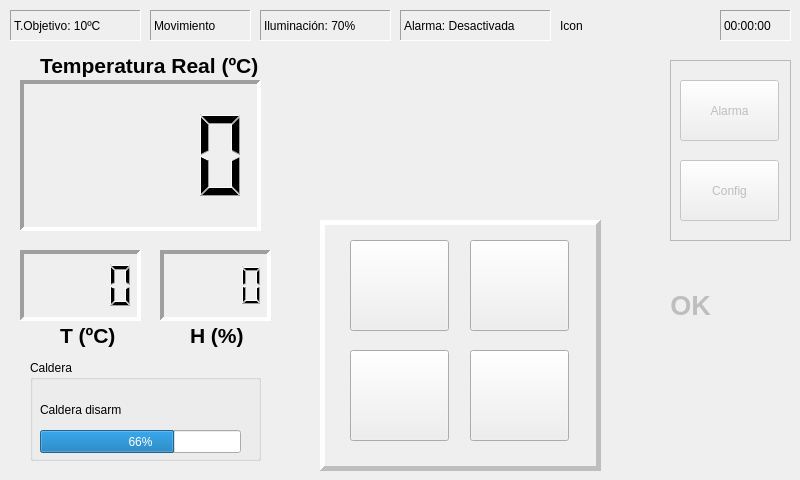
This is MainDialog.ui in maybar/DomoControl as Qt 5 draws it before an edit. The edited form follows.
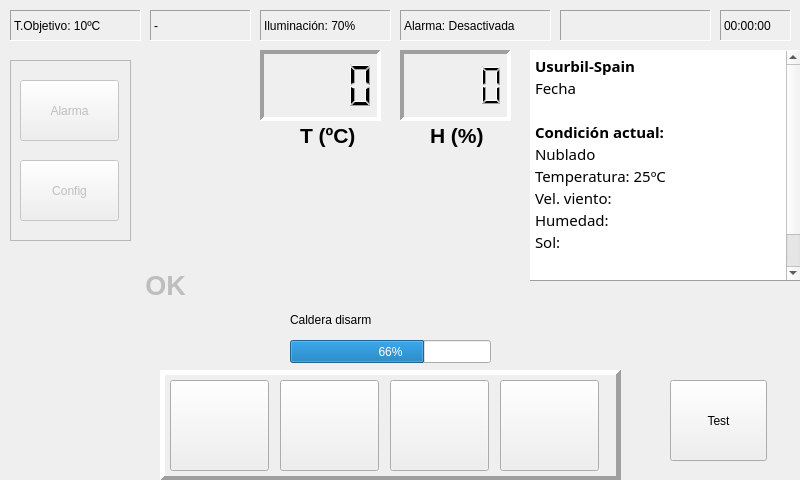
This is the edited form. Icons and pictures are not drawn.

Commit message: -External Weather -Condesation protection

```diff
--- a/MainDialog.ui
+++ b/MainDialog.ui
@@ -20,8 +20,8 @@
   <widget class="QLCDNumber" name="lcdTemp">
    <property name="geometry">
     <rect>
-     <x>20</x>
-     <y>250</y>
+     <x>260</x>
+     <y>50</y>
      <width>121</width>
      <height>71</height>
     </rect>
@@ -53,8 +53,8 @@
   <widget class="QLabel" name="label_temp">
    <property name="geometry">
     <rect>
-     <x>60</x>
-     <y>320</y>
+     <x>300</x>
+     <y>120</y>
      <width>61</width>
      <height>31</height>
     </rect>
@@ -74,8 +74,8 @@
   <widget class="QLCDNumber" name="lcdHum">
    <property name="geometry">
     <rect>
-     <x>160</x>
-     <y>250</y>
+     <x>400</x>
+     <y>50</y>
      <width>111</width>
      <height>71</height>
     </rect>
@@ -107,8 +107,8 @@
   <widget class="QLabel" name="label_hum">
    <property name="geometry">
     <rect>
-     <x>190</x>
-     <y>320</y>
+     <x>430</x>
+     <y>120</y>
      <width>61</width>
      <height>31</height>
     </rect>
@@ -128,8 +128,8 @@
   <widget class="QLabel" name="label_icon_casa">
    <property name="geometry">
     <rect>
-     <x>390</x>
-     <y>70</y>
+     <x>320</x>
+     <y>160</y>
      <width>141</width>
      <height>131</height>
     </rect>
@@ -144,59 +144,10 @@
     <set>Qt::AlignCenter</set>
    </property>
   </widget>
-  <widget class="QPushButton" name="btn_alarm">
-   <property name="enabled">
-    <bool>false</bool>
-   </property>
-   <property name="geometry">
-    <rect>
-     <x>680</x>
-     <y>80</y>
-     <width>99</width>
-     <height>61</height>
-    </rect>
-   </property>
-   <property name="text">
-    <string>Alarma</string>
-   </property>
-  </widget>
-  <widget class="QPushButton" name="btn_alta">
-   <property name="enabled">
-    <bool>true</bool>
-   </property>
-   <property name="geometry">
-    <rect>
-     <x>350</x>
-     <y>240</y>
-     <width>99</width>
-     <height>91</height>
-    </rect>
-   </property>
-   <property name="text">
-    <string/>
-   </property>
-   <property name="icon">
-    <iconset>
-     <normaloff>res/btn_sol.png</normaloff>
-     <activeon>res/btn_sol_g.png</activeon>res/btn_sol.png</iconset>
-   </property>
-   <property name="iconSize">
-    <size>
-     <width>64</width>
-     <height>64</height>
-    </size>
-   </property>
-   <property name="checkable">
-    <bool>true</bool>
-   </property>
-   <property name="autoExclusive">
-    <bool>true</bool>
-   </property>
-  </widget>
   <widget class="QFrame" name="frame">
    <property name="geometry">
     <rect>
-     <x>670</x>
+     <x>10</x>
      <y>60</y>
      <width>121</width>
      <height>181</height>
@@ -224,6 +175,22 @@
      <string>Config</string>
     </property>
    </widget>
+   <widget class="QPushButton" name="btn_alarm">
+    <property name="enabled">
+     <bool>false</bool>
+    </property>
+    <property name="geometry">
+     <rect>
+      <x>10</x>
+      <y>20</y>
+      <width>99</width>
+      <height>61</height>
+     </rect>
+    </property>
+    <property name="text">
+     <string>Alarma</string>
+    </property>
+   </widget>
   </widget>
   <widget class="QLabel" name="label_temp_target">
    <property name="geometry">
@@ -260,7 +227,7 @@
     <enum>QFrame::Sunken</enum>
    </property>
    <property name="text">
-    <string>Movimiento</string>
+    <string>-</string>
    </property>
   </widget>
   <widget class="QLabel" name="label_alarm">
@@ -307,9 +274,9 @@
    </property>
    <property name="geometry">
     <rect>
-     <x>600</x>
-     <y>290</y>
-     <width>181</width>
+     <x>110</x>
+     <y>270</y>
+     <width>111</width>
      <height>31</height>
     </rect>
    </property>
@@ -328,27 +295,54 @@
     <set>Qt::AlignCenter</set>
    </property>
   </widget>
-  <widget class="QLabel" name="label_icon_mode">
+  <widget class="QLabel" name="label_hora">
    <property name="geometry">
     <rect>
-     <x>560</x>
+     <x>720</x>
      <y>10</y>
-     <width>31</width>
+     <width>71</width>
      <height>31</height>
     </rect>
    </property>
+   <property name="frameShape">
+    <enum>QFrame::Panel</enum>
+   </property>
+   <property name="frameShadow">
+    <enum>QFrame::Sunken</enum>
+   </property>
    <property name="text">
-    <string>Icon</string>
+    <string>00:00:00</string>
    </property>
   </widget>
+  <widget class="QFrame" name="frame_2">
+   <property name="enabled">
+    <bool>true</bool>
+   </property>
+   <property name="geometry">
+    <rect>
+     <x>160</x>
+     <y>370</y>
+     <width>461</width>
+     <height>111</height>
+    </rect>
+   </property>
+   <property name="frameShape">
+    <enum>QFrame::Panel</enum>
+   </property>
+   <property name="frameShadow">
+    <enum>QFrame::Raised</enum>
+   </property>
+   <property name="lineWidth">
+    <number>5</number>
+   </property>
   <widget class="QPushButton" name="btn_auto">
    <property name="enabled">
     <bool>true</bool>
    </property>
    <property name="geometry">
     <rect>
-     <x>470</x>
-     <y>240</y>
+      <x>10</x>
+      <y>10</y>
      <width>99</width>
      <height>91</height>
     </rect>
@@ -374,14 +368,47 @@
     <bool>true</bool>
    </property>
   </widget>
+   <widget class="QPushButton" name="btn_alta">
+    <property name="enabled">
+     <bool>true</bool>
+    </property>
+    <property name="geometry">
+     <rect>
+      <x>120</x>
+      <y>10</y>
+      <width>99</width>
+      <height>91</height>
+     </rect>
+    </property>
+    <property name="text">
+     <string/>
+    </property>
+    <property name="icon">
+     <iconset>
+      <normaloff>res/btn_sol.png</normaloff>
+      <activeon>res/btn_sol_g.png</activeon>res/btn_sol.png</iconset>
+    </property>
+    <property name="iconSize">
+     <size>
+      <width>64</width>
+      <height>64</height>
+     </size>
+    </property>
+    <property name="checkable">
+     <bool>true</bool>
+    </property>
+    <property name="autoExclusive">
+     <bool>true</bool>
+    </property>
+   </widget>
   <widget class="QPushButton" name="btn_baja">
    <property name="enabled">
     <bool>true</bool>
    </property>
    <property name="geometry">
     <rect>
-     <x>350</x>
-     <y>350</y>
+      <x>230</x>
+      <y>10</y>
      <width>99</width>
      <height>91</height>
     </rect>
@@ -413,8 +440,8 @@
    </property>
    <property name="geometry">
     <rect>
-     <x>470</x>
-     <y>350</y>
+      <x>340</x>
+      <y>10</y>
      <width>99</width>
      <height>91</height>
     </rect>
@@ -440,130 +467,12 @@
     <bool>true</bool>
    </property>
   </widget>
-  <widget class="QLabel" name="label_hora">
-   <property name="geometry">
-    <rect>
-     <x>720</x>
-     <y>10</y>
-     <width>71</width>
-     <height>31</height>
-    </rect>
-   </property>
-   <property name="frameShape">
-    <enum>QFrame::Panel</enum>
-   </property>
-   <property name="frameShadow">
-    <enum>QFrame::Sunken</enum>
-   </property>
-   <property name="text">
-    <string>00:00:00</string>
-   </property>
   </widget>
-  <widget class="QLCDNumber" name="lcdTempReal">
-   <property name="geometry">
-    <rect>
-     <x>20</x>
-     <y>80</y>
-     <width>241</width>
-     <height>151</height>
-    </rect>
-   </property>
-   <property name="font">
-    <font>
-     <pointsize>20</pointsize>
-     <weight>75</weight>
-     <italic>true</italic>
-     <bold>true</bold>
-    </font>
-   </property>
-   <property name="frameShape">
-    <enum>QFrame::Panel</enum>
-   </property>
-   <property name="frameShadow">
-    <enum>QFrame::Sunken</enum>
-   </property>
-   <property name="lineWidth">
-    <number>4</number>
-   </property>
-   <property name="smallDecimalPoint">
-    <bool>true</bool>
-   </property>
-   <property name="numDigits">
-    <number>4</number>
-   </property>
-  </widget>
-  <widget class="QLabel" name="label_temp_real">
-   <property name="geometry">
-    <rect>
-     <x>40</x>
-     <y>50</y>
-     <width>231</width>
-     <height>31</height>
-    </rect>
-   </property>
-   <property name="font">
-    <font>
-     <pointsize>16</pointsize>
-     <weight>75</weight>
-     <italic>false</italic>
-     <bold>true</bold>
-    </font>
-   </property>
-   <property name="text">
-    <string>Temperatura Real (ºC)</string>
-   </property>
-  </widget>
-  <widget class="QFrame" name="frame_2">
-   <property name="enabled">
-    <bool>false</bool>
-   </property>
-   <property name="geometry">
-    <rect>
-     <x>320</x>
-     <y>220</y>
-     <width>281</width>
-     <height>251</height>
-    </rect>
-   </property>
-   <property name="frameShape">
-    <enum>QFrame::Panel</enum>
-   </property>
-   <property name="frameShadow">
-    <enum>QFrame::Raised</enum>
-   </property>
-   <property name="lineWidth">
-    <number>5</number>
-   </property>
-  </widget>
-  <widget class="QGroupBox" name="groupBox">
-   <property name="geometry">
-    <rect>
-     <x>30</x>
-     <y>360</y>
-     <width>231</width>
-     <height>101</height>
-    </rect>
-   </property>
-   <property name="sizePolicy">
-    <sizepolicy hsizetype="Preferred" vsizetype="Preferred">
-     <horstretch>0</horstretch>
-     <verstretch>0</verstretch>
-    </sizepolicy>
-   </property>
-   <property name="minimumSize">
-    <size>
-     <width>0</width>
-     <height>0</height>
-    </size>
-   </property>
-   <property name="title">
-    <string>Caldera</string>
-   </property>
    <widget class="QProgressBar" name="barHeaterTimer">
     <property name="geometry">
      <rect>
-      <x>10</x>
-      <y>70</y>
+     <x>290</x>
+     <y>340</y>
       <width>201</width>
       <height>23</height>
      </rect>
@@ -581,8 +490,8 @@
    <widget class="QLabel" name="label_arm">
     <property name="geometry">
      <rect>
-      <x>10</x>
-      <y>40</y>
+     <x>290</x>
+     <y>310</y>
       <width>211</width>
       <height>20</height>
      </rect>
@@ -591,29 +500,129 @@
      <string>Caldera disarm</string>
     </property>
    </widget>
+  <widget class="QTextEdit" name="text_weather">
+   <property name="enabled">
+    <bool>true</bool>
+   </property>
+   <property name="geometry">
+    <rect>
+     <x>530</x>
+     <y>50</y>
+     <width>271</width>
+     <height>231</height>
+    </rect>
+   </property>
+   <property name="font">
+    <font>
+     <family>Ubuntu Condensed</family>
+     <pointsize>11</pointsize>
+     <italic>false</italic>
+    </font>
+   </property>
+   <property name="cursor" stdset="0">
+    <cursorShape>BlankCursor</cursorShape>
+   </property>
+   <property name="frameShape">
+    <enum>QFrame::Panel</enum>
+   </property>
+   <property name="frameShadow">
+    <enum>QFrame::Raised</enum>
+   </property>
+   <property name="documentTitle">
+    <string/>
+   </property>
+   <property name="readOnly">
+    <bool>true</bool>
+   </property>
+   <property name="html">
+    <string>&lt;!DOCTYPE HTML PUBLIC &quot;-//W3C//DTD HTML 4.0//EN&quot; &quot;http://www.w3.org/TR/REC-html40/strict.dtd&quot;&gt;
+&lt;html&gt;&lt;head&gt;&lt;meta name=&quot;qrichtext&quot; content=&quot;1&quot; /&gt;&lt;style type=&quot;text/css&quot;&gt;
+p, li { white-space: pre-wrap; }
+&lt;/style&gt;&lt;/head&gt;&lt;body style=&quot; font-family:'Ubuntu Condensed'; font-size:11pt; font-weight:400; font-style:normal;&quot;&gt;
+&lt;p style=&quot; margin-top:0px; margin-bottom:0px; margin-left:0px; margin-right:0px; -qt-block-indent:0; text-indent:0px;&quot;&gt;&lt;span style=&quot; font-family:'Ubuntu'; font-weight:600;&quot;&gt;Usurbil-Spain&lt;/span&gt;&lt;/p&gt;
+&lt;p style=&quot; margin-top:0px; margin-bottom:0px; margin-left:0px; margin-right:0px; -qt-block-indent:0; text-indent:0px;&quot;&gt;&lt;span style=&quot; font-family:'Ubuntu';&quot;&gt;Fecha&lt;/span&gt;&lt;/p&gt;
+&lt;p style=&quot;-qt-paragraph-type:empty; margin-top:0px; margin-bottom:0px; margin-left:0px; margin-right:0px; -qt-block-indent:0; text-indent:0px; font-family:'Ubuntu';&quot;&gt;&lt;br /&gt;&lt;/p&gt;
+&lt;p style=&quot; margin-top:0px; margin-bottom:0px; margin-left:0px; margin-right:0px; -qt-block-indent:0; text-indent:0px;&quot;&gt;&lt;span style=&quot; font-family:'Ubuntu'; font-weight:600;&quot;&gt;Condición actual:&lt;/span&gt;&lt;/p&gt;
+&lt;p style=&quot; margin-top:0px; margin-bottom:0px; margin-left:0px; margin-right:0px; -qt-block-indent:0; text-indent:0px;&quot;&gt;&lt;span style=&quot; font-family:'Ubuntu';&quot;&gt;Nublado&lt;/span&gt;&lt;/p&gt;
+&lt;p style=&quot; margin-top:0px; margin-bottom:0px; margin-left:0px; margin-right:0px; -qt-block-indent:0; text-indent:0px;&quot;&gt;&lt;span style=&quot; font-family:'Ubuntu';&quot;&gt;Temperatura: 25ºC&lt;/span&gt;&lt;/p&gt;
+&lt;p style=&quot; margin-top:0px; margin-bottom:0px; margin-left:0px; margin-right:0px; -qt-block-indent:0; text-indent:0px;&quot;&gt;&lt;span style=&quot; font-family:'Ubuntu';&quot;&gt;Vel. viento: &lt;/span&gt;&lt;/p&gt;
+&lt;p style=&quot; margin-top:0px; margin-bottom:0px; margin-left:0px; margin-right:0px; -qt-block-indent:0; text-indent:0px;&quot;&gt;&lt;span style=&quot; font-family:'Ubuntu';&quot;&gt;Humedad:&lt;/span&gt;&lt;/p&gt;
+&lt;p style=&quot; margin-top:0px; margin-bottom:0px; margin-left:0px; margin-right:0px; -qt-block-indent:0; text-indent:0px;&quot;&gt;&lt;span style=&quot; font-family:'Ubuntu';&quot;&gt;Sol: &lt;/span&gt;&lt;/p&gt;
+&lt;p style=&quot;-qt-paragraph-type:empty; margin-top:0px; margin-bottom:0px; margin-left:0px; margin-right:0px; -qt-block-indent:0; text-indent:0px;&quot;&gt;&lt;br /&gt;&lt;/p&gt;
+&lt;p style=&quot; margin-top:0px; margin-bottom:0px; margin-left:0px; margin-right:0px; -qt-block-indent:0; text-indent:0px;&quot;&gt;&lt;span style=&quot; font-family:'Ubuntu'; font-weight:600;&quot;&gt;Pronósticos mañana:&lt;/span&gt;&lt;/p&gt;
+&lt;p style=&quot; margin-top:0px; margin-bottom:0px; margin-left:0px; margin-right:0px; -qt-block-indent:0; text-indent:0px;&quot;&gt;&lt;span style=&quot; font-family:'Courier New,courier';&quot;&gt;Fri Partly Cloudy	62 49&lt;/span&gt;&lt;/p&gt;&lt;/body&gt;&lt;/html&gt;</string>
+   </property>
+   <property name="textInteractionFlags">
+    <set>Qt::NoTextInteraction</set>
+   </property>
   </widget>
-  <zorder>groupBox</zorder>
+  <widget class="QLabel" name="icon_condition">
+   <property name="geometry">
+    <rect>
+     <x>730</x>
+     <y>130</y>
+     <width>52</width>
+     <height>52</height>
+    </rect>
+   </property>
+   <property name="text">
+    <string/>
+   </property>
+   <property name="pixmap">
+    <pixmap>res/icon_weather.gif</pixmap>
+   </property>
+  </widget>
+  <widget class="QLabel" name="label_alarm_2">
+   <property name="geometry">
+    <rect>
+     <x>560</x>
+     <y>10</y>
+     <width>151</width>
+     <height>31</height>
+    </rect>
+   </property>
+   <property name="frameShape">
+    <enum>QFrame::Panel</enum>
+   </property>
+   <property name="frameShadow">
+    <enum>QFrame::Sunken</enum>
+   </property>
+   <property name="text">
+    <string/>
+   </property>
+  </widget>
+  <widget class="QPushButton" name="btn_test">
+   <property name="geometry">
+    <rect>
+     <x>670</x>
+     <y>380</y>
+     <width>97</width>
+     <height>81</height>
+    </rect>
+   </property>
+   <property name="text">
+    <string>Test</string>
+   </property>
+  </widget>
   <zorder>frame_2</zorder>
   <zorder>lcdTemp</zorder>
   <zorder>label_temp</zorder>
   <zorder>lcdHum</zorder>
   <zorder>label_hum</zorder>
   <zorder>label_icon_casa</zorder>
-  <zorder>btn_alarm</zorder>
-  <zorder>btn_alta</zorder>
   <zorder>frame</zorder>
   <zorder>label_temp_target</zorder>
   <zorder>label_pir</zorder>
   <zorder>label_alarm</zorder>
   <zorder>label_light</zorder>
   <zorder>label_mensaje</zorder>
-  <zorder>label_icon_mode</zorder>
-  <zorder>btn_auto</zorder>
-  <zorder>btn_baja</zorder>
-  <zorder>btn_apagado</zorder>
   <zorder>label_hora</zorder>
-  <zorder>lcdTempReal</zorder>
-  <zorder>label_temp_real</zorder>
+  <zorder>barHeaterTimer</zorder>
+  <zorder>label_arm</zorder>
+  <zorder>text_weather</zorder>
+  <zorder>icon_condition</zorder>
+  <zorder>label_alarm_2</zorder>
+  <zorder>btn_test</zorder>
  </widget>
  <resources/>
  <connections/>
```
Lines whose indentation alone changed are shown as unchanged. The commit also changes 5 other files.
